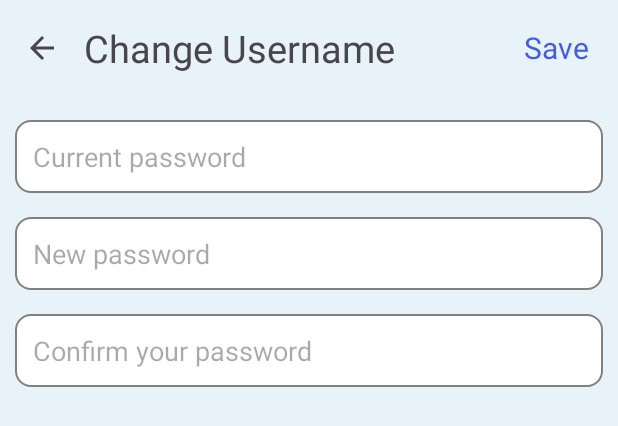
After one commit to LeManhT/AppQuizlet, an Android app: the layout layout_change_password.xml on its own in the app's theme, with its tools: preview values and no code run, on a phone screen of 412 x 824 dp. The commit adds this screen. Shown: the top 426 px of the screen. Run offline under Robolectric (Android 15) with nearby library versions, the phone set to English and light mode, and no system bars; Roboto replaces fonts that are not available here.

Commit message:
new code

```diff
--- a/app/src/main/java/com/example/appquizlet/Settings.kt
+++ b/app/src/main/java/com/example/appquizlet/Settings.kt
@@ -1,5 +1,6 @@
 package com.example.appquizlet
 
+import android.media.MediaCodec.LinearBlock
 import androidx.appcompat.app.AppCompatActivity
 import android.os.Bundle
 import android.view.MenuItem
@@ -9,6 +10,7 @@ class Settings : AppCompatActivity() {
         super.onCreate(savedInstanceState)
         setContentView(R.layout.activity_settings)
         setSupportActionBar(findViewById(R.id.toolbar))    // p co dong nay moi chay dc ham ơ dưới
+
     }
     override fun onOptionsItemSelected(item: MenuItem): Boolean {
         when (item.itemId) {
--- /dev/null
+++ b/app/src/main/res/drawable-v31/bg_light_blue_conner_10.xml
@@ -0,0 +1,5 @@
+<?xml version="1.0" encoding="utf-8"?>
+<shape xmlns:android="http://schemas.android.com/apk/res/android">
+    <solid android:color="@android:color/system_accent1_100"/>
+    <corners android:radius="10dp"/>
+</shape>
--- /dev/null
+++ b/app/src/main/res/drawable-v31/bg_yellow_conner_16_topleft_topright.xml
@@ -0,0 +1,6 @@
+<?xml version="1.0" encoding="utf-8"?>
+<shape xmlns:android="http://schemas.android.com/apk/res/android">
+    <solid android:color="@android:color/system_accent1_100"/>
+    <corners android:topLeftRadius="16dp"
+        android:topRightRadius="16dp"/>
+</shape>
--- /dev/null
+++ b/app/src/main/res/drawable/bg_gray_conner_10.xml
@@ -0,0 +1,5 @@
+<?xml version="1.0" encoding="utf-8"?>
+<shape xmlns:android="http://schemas.android.com/apk/res/android">
+    <solid android:color="#CFCFCF"/>
+    <corners android:radius="10dp"/>
+</shape>
--- /dev/null
+++ b/app/src/main/res/drawable/bg_light_blue_conner_10.xml
@@ -0,0 +1,5 @@
+<?xml version="1.0" encoding="utf-8"?>
+<shape xmlns:android="http://schemas.android.com/apk/res/android">
+    <solid android:color="@color/light_blue"/>
+    <corners android:radius="10dp"/>
+</shape>
--- /dev/null
+++ b/app/src/main/res/drawable/bg_white_conner_10_boder_gray.xml
@@ -0,0 +1,7 @@
+<?xml version="1.0" encoding="utf-8"?>
+<shape xmlns:android="http://schemas.android.com/apk/res/android">
+    <solid android:color="#FFFFFFFF"/>
+    <corners android:radius="10dp"/>
+    <stroke android:width="1dp"
+        android:color="@color/my_gray"/>
+</shape>
--- /dev/null
+++ b/app/src/main/res/drawable/bg_white_conner_16.xml
@@ -0,0 +1,5 @@
+<?xml version="1.0" encoding="utf-8"?>
+<shape xmlns:android="http://schemas.android.com/apk/res/android">
+    <solid android:color="#FFFFFFFF"/>
+    <corners android:radius="16dp"/>
+</shape>
--- /dev/null
+++ b/app/src/main/res/drawable/bg_yellow_conner_16_topleft_topright.xml
@@ -0,0 +1,6 @@
+<?xml version="1.0" encoding="utf-8"?>
+<shape xmlns:android="http://schemas.android.com/apk/res/android">
+    <solid android:color="@color/light_blue"/>
+    <corners android:topLeftRadius="16dp"
+        android:topRightRadius="16dp"/>
+</shape>
--- a/app/src/main/res/layout/activity_settings.xml
+++ b/app/src/main/res/layout/activity_settings.xml
@@ -107,6 +107,7 @@
                 android:orientation="vertical">
 
                 <LinearLayout
+                    android:id="@+id/change_username"
                     android:layout_width="330dp"
                     android:layout_height="60dp"
                     android:orientation="horizontal">
@@ -144,6 +145,7 @@
                 </LinearLayout>
 
                 <LinearLayout
+                    android:id="@+id/change_email"
                     android:layout_width="330dp"
                     android:layout_height="60dp"
                     android:background="@drawable/border2"
@@ -182,6 +184,7 @@
                 </LinearLayout>
 
                 <LinearLayout
+                    android:id="@+id/change_password"
                     android:layout_width="330dp"
                     android:layout_height="60dp"
                     android:orientation="horizontal">
--- /dev/null
+++ b/app/src/main/res/layout/layout_change_password.xml
@@ -0,0 +1,77 @@
+<?xml version="1.0" encoding="utf-8"?>
+<LinearLayout xmlns:android="http://schemas.android.com/apk/res/android"
+    xmlns:app="http://schemas.android.com/apk/res-auto"
+    android:orientation="vertical"
+    android:layout_width="match_parent"
+    android:layout_height="match_parent"
+    android:background="#E7F3F8">
+
+
+    <androidx.appcompat.widget.Toolbar
+        android:id="@+id/toolbar_change_password"
+        android:layout_width="match_parent"
+        android:layout_height="?attr/actionBarSize"
+        app:navigationIcon="?attr/homeAsUpIndicator"
+        app:popupTheme="@style/Theme.AppQuizlet.PopupOverlay">
+
+        <LinearLayout
+            android:layout_width="match_parent"
+            android:layout_height="match_parent"
+            android:orientation="horizontal">
+
+
+            <TextView
+                android:id="@+id/textView7"
+                android:layout_width="wrap_content"
+                android:layout_height="match_parent"
+                android:layout_weight="1"
+                android:text="Change Username"
+                android:textSize="25sp"
+                android:gravity="center_vertical"/>
+
+            <TextView
+                android:id="@+id/textView15"
+                android:layout_width="wrap_content"
+                android:layout_height="match_parent"
+                android:layout_marginEnd="20dp"
+                android:layout_weight="1"
+                android:gravity="right|center_vertical"
+                android:text="Save"
+                android:textColor="#405AEC"
+                android:textSize="20sp" />
+        </LinearLayout>
+    </androidx.appcompat.widget.Toolbar>
+
+    <EditText
+        android:id="@+id/edt_current_password"
+        android:layout_width="match_parent"
+        android:layout_height="wrap_content"
+        android:layout_marginTop="16dp"
+        android:padding="12dp"
+        android:background="@drawable/bg_white_conner_10_boder_gray"
+        android:hint="Current password"
+        android:layout_marginLeft="10dp"
+        android:layout_marginRight="10dp"/>
+
+    <EditText
+        android:id="@+id/edt_new_password"
+        android:layout_width="match_parent"
+        android:layout_height="wrap_content"
+        android:layout_marginTop="16dp"
+        android:padding="12dp"
+        android:background="@drawable/bg_white_conner_10_boder_gray"
+        android:hint="New password"
+        android:layout_marginLeft="10dp"
+        android:layout_marginRight="10dp"/>
+
+    <EditText
+        android:id="@+id/edt_confirm_your_password"
+        android:layout_width="match_parent"
+        android:layout_height="wrap_content"
+        android:layout_marginTop="16dp"
+        android:padding="12dp"
+        android:background="@drawable/bg_white_conner_10_boder_gray"
+        android:hint="Confirm your password"
+        android:layout_marginLeft="10dp"
+        android:layout_marginRight="10dp"/>
+</LinearLayout>
--- a/app/src/main/res/values/colors.xml
+++ b/app/src/main/res/values/colors.xml
@@ -13,7 +13,7 @@
     <color name="my_primary_color">#6699FF</color>
     <color name="light_gray">#CCCCCC</color>
 
-
+    <color name="light_blue">#C1E8FF</color>
     <color name="purple_200">#FFBB86FC</color>
     <color name="purple_500">#FF6200EE</color>
     <color name="purple_700">#FF3700B3</color>
```
Also changed, not shown: app/src/main/res/layout/lay_out_change_language.xml (added, +79 -0 lines), app/src/main/res/layout/layout_dialog_change_username.xml (added, +62 -0 lines), app/src/main/res/layout/layout_dialog_update_email.xml (added, +60 -0 lines), app/src/main/res/layout/layout_theme.xml (added, +78 -0 lines), app/src/main/res/drawable/tick_blue.png (added).
